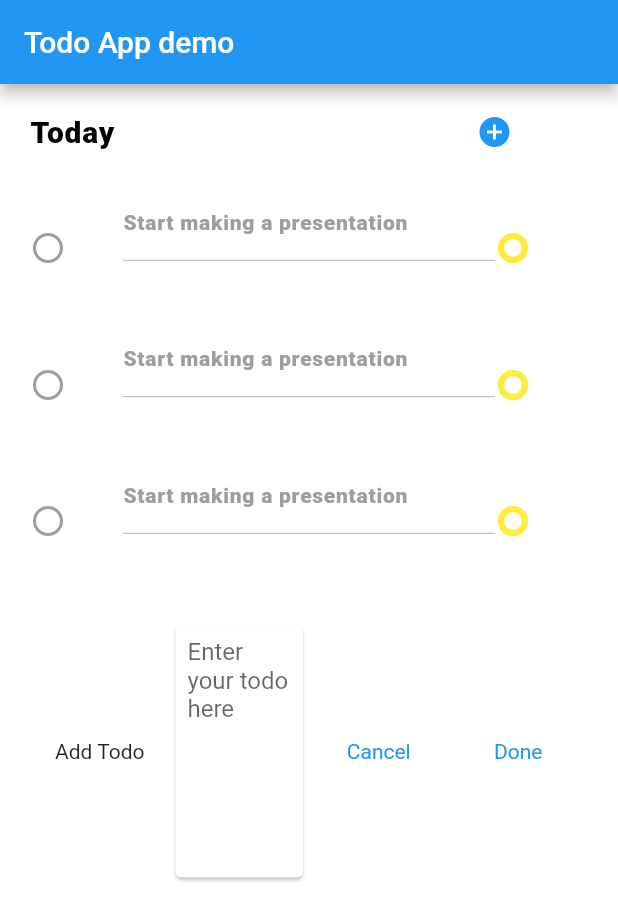
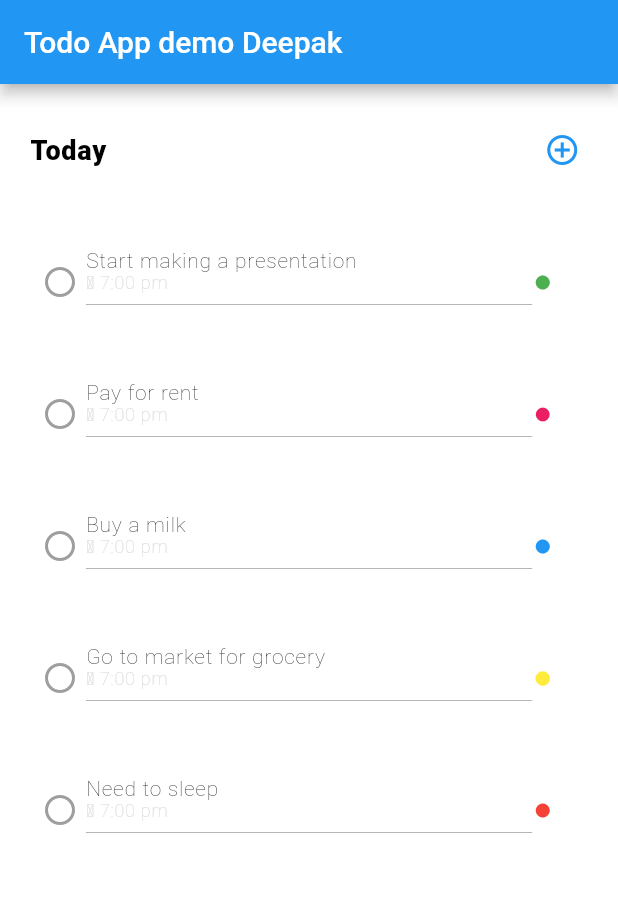
Before and after one commit to aayush-kumar-codes/flutter-basic, a Flutter app: the screen it shows after launch, on a phone screen of 412 x 824 dp. Shown: the top 920 px of the screen. Run offline on Flutter 3.47's test engine with Material 2 defaults, Android fonts, the phone set to English and light mode, and no system bars.

Commit message:
todo app

```diff
--- a/lib/main.dart
+++ b/lib/main.dart
@@ -6,10 +6,11 @@ class MyApp extends StatelessWidget {
   @override
   Widget build(BuildContext context) {
     return MaterialApp(
-      title: 'Todo App demo',
+      debugShowCheckedModeBanner: false,
+      title: 'Todo App demo by Deepak',
       home: Scaffold(
         appBar: AppBar(
-          title: Text('Todo App demo'),
+          title: Text('Todo App demo Deepak'),
         ),
         body: Container(
           color: Colors.white,
@@ -18,11 +19,30 @@ class MyApp extends StatelessWidget {
             textDirection: TextDirection.ltr,
             mainAxisAlignment: MainAxisAlignment.start,
             children: <Widget>[
+              //Tod(),
               TodoHead(),
-              TodoList(),
-              TodoList(),
-              TodoList(),
-              AddTodo()
+              TodoList(
+                  text: 'Start making a presentation',
+                  colour: Colors.green,
+                  time: '\u{23F1} 7:00 pm'),
+              TodoList(
+                  text: 'Pay for rent',
+                  colour: Colors.pink,
+                  time: '\u{23F1} 7:00 pm'),
+              TodoList(
+                  text: 'Buy a milk',
+                  colour: Colors.blue,
+                  time: '\u{23F1} 7:00 pm'),
+              TodoList(
+                  text: 'Go to market for grocery',
+                  colour: Colors.yellow,
+                  time: '\u{23F1} 7:00 pm'),
+              TodoList(
+                  text: 'Need to sleep',
+                  colour: Colors.red,
+                  time: '\u{23F1} 7:00 pm'),
+
+              //AddTodo()
             ],
           ),
         ),
@@ -42,7 +62,7 @@ class TodoHead extends StatelessWidget {
         textDirection: TextDirection.ltr,
         children: <Widget>[
           Expanded(
-            flex: 4,
+            flex: 9,
             child: Column(
               crossAxisAlignment: CrossAxisAlignment.start,
               mainAxisAlignment: MainAxisAlignment.start,
@@ -52,97 +72,95 @@ class TodoHead extends StatelessWidget {
                     textDirection: TextDirection.ltr,
                     style: TextStyle(
                       color: Colors.black,
-                      fontWeight: FontWeight.w800,
+                      fontWeight: FontWeight.w900,
                       fontFamily: 'Roboto',
                       letterSpacing: 0.5,
-                      fontSize: 20,
+                      fontSize: 18,
                     )),
               ],
             ),
           ),
           Expanded(
-            child: Row(
-              textDirection: TextDirection.ltr,
-              children: <Widget>[
-                Icon(
-                  Icons.add_circle,
-                  textDirection: TextDirection.ltr,
+            child: IconButton(
+              icon: Icon(
+                Icons.add_circle_outline,
                 color: Colors.blue,
               ),
-              ],
+              onPressed: () {
+                showDialog(
+                    context: context,
+                    builder: (BuildContext context) => addTodo);
+              },
             ),
           )
         ],
       ),
     );
   }
-}
 
-class AddTodo extends StatelessWidget {
-  @override
-  Widget build(BuildContext context) {
-    return Container(
-        padding: EdgeInsets.all(20),
-        child: Row(
+  Dialog addTodo = Dialog(
+      child: Container(
+          padding: EdgeInsets.only(left: 15, top: 5, right: 15, bottom: 5),
+          width: 250.0,
+          height: 250.0,
+          child: Column(
+            textDirection: TextDirection.ltr,
+            mainAxisSize: MainAxisSize.max,
             children: <Widget>[
               Expanded(
-              child: Column(
+                child: Row(
                   textDirection: TextDirection.ltr,
-                children: [
-                  Text(
+                  children: <Widget>[
+                    Expanded(
+                        child: Text(
                       'Add Todo',
                       textDirection: TextDirection.ltr,
-                  )
-                ],
-              ),
-            ),
-            Expanded(
-              child: Column(
-                textDirection: TextDirection.ltr,
-                children: [
-                  Card(
-                      color: Colors.white,
-                      child: Padding(
-                        padding: EdgeInsets.all(8.0),
-                        child: TextField(
-                          maxLines: 8,
-                          decoration: InputDecoration.collapsed(
-                              hintText: "Enter your todo here"),
-                        ),
+                      style: TextStyle(color: Colors.black, fontSize: 18),
                     ))
                   ],
                 ),
               ),
               Expanded(
-              child: Column(
+                  child: Card(
+                      color: Colors.white,
+                      child: Padding(
+                        padding: EdgeInsets.all(8.0),
+                        child: TextField(
+                          maxLines: 48,
+                          decoration: InputDecoration.collapsed(
+                            hintText: "Enter your todo here",
+                          ),
+                        ),
+                      ))),
+              Expanded(
+                child: Row(
                   textDirection: TextDirection.ltr,
-                children: [
-                  Text(
+                  children: <Widget>[
+                    Expanded(
+                        child: Text(
                       'Cancel',
                       textDirection: TextDirection.ltr,
                       style: TextStyle(color: Colors.blue),
-                  )
-                ],
-              ),
-            ),
+                    )),
                     Expanded(
-              child: Column(
-                textDirection: TextDirection.ltr,
-                children: [
-                  Text(
+                        child: Text(
                       'Done',
-                    textDirection: TextDirection.ltr,
+                      textDirection: TextDirection.rtl,
                       style: TextStyle(color: Colors.blue),
-                  )
+                    )),
                   ],
                 ),
               )
             ],
-        ));
-  }
+          )));
 }
 
 class TodoList extends StatelessWidget {
+  String text;
+  Color colour;
+  bool check = false;
+  String time = '';
+  TodoList({this.text, this.colour, this.time});
   @override
   Widget build(BuildContext context) {
     return Container(
@@ -153,39 +171,56 @@ class TodoList extends StatelessWidget {
         textDirection: TextDirection.ltr,
         children: <Widget>[
           Expanded(
-            child: Row(
-              textDirection: TextDirection.ltr,
-              children: <Widget>[
-                Icon(
+            child: IconButton(
+                icon: Icon(
                   Icons.radio_button_unchecked,
-                  textDirection: TextDirection.ltr,
-                  color: Colors.grey,
+                  color: (check) ? Colors.green : Colors.grey,
                 ),
-              ],
-            ),
+                onPressed: () {
+                  //print('IconButton is pressed');
+                }),
+            flex: 1,
           ),
           Expanded(
-            flex: 4,
+            flex: 8,
             child: Column(
               crossAxisAlignment: CrossAxisAlignment.start,
               mainAxisAlignment: MainAxisAlignment.start,
               textDirection: TextDirection.ltr,
               children: <Widget>[
                 Text(
-                  "Start making a presentation",
+                  text,
                   textDirection: TextDirection.ltr,
                   style: TextStyle(
-                    color: Colors.grey,
-                    fontWeight: FontWeight.w800,
+                    color: Colors.black,
+                    fontWeight: FontWeight.w100,
                     fontFamily: 'Roboto',
                     letterSpacing: 0.5,
                     fontSize: 14,
                   ),
                 ),
+
+                // Icon(
+                //   Icons.alarm,
+                //   textDirection: TextDirection.ltr,
+                //   color: Colors.grey[300],
+                //   size: 15,
+                // ),
+                Text(
+                  time,
+                  textDirection: TextDirection.ltr,
+                  style: TextStyle(
+                    color: Colors.grey[300],
+                    fontWeight: FontWeight.w100,
+                    fontFamily: 'Roboto',
+                    letterSpacing: 0.5,
+                    fontSize: 12,
+                  ),
+                ),
                 Divider(
                   color: Colors.grey,
                   thickness: 0.5,
-                  height: 35,
+                  height: 15,
                 )
               ],
             ),
@@ -195,9 +230,10 @@ class TodoList extends StatelessWidget {
               textDirection: TextDirection.ltr,
               children: <Widget>[
                 Icon(
-                  Icons.trip_origin,
+                  Icons.fiber_manual_record,
                   textDirection: TextDirection.ltr,
-                  color: Colors.yellow,
+                  color: colour,
+                  size: 14,
                 ),
                 Divider(color: Colors.grey)
               ],
```
Lines whose indentation alone changed are shown as unchanged.
